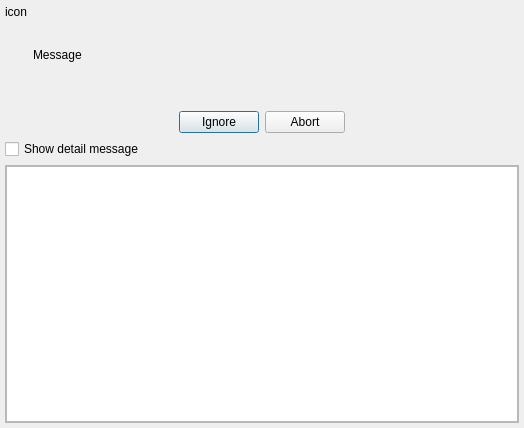
This is App/Ui/MessageDialog.ui in paolodestefani/pySagra as Qt 5 draws it before an edit. The edited form follows.
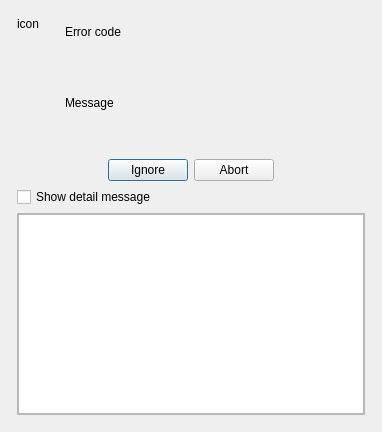
This is the edited form.

Commit message: Work on message dialog, db exceptions and related

The edit to the form file:
```diff
--- a/App/Ui/MessageDialog.ui
+++ b/App/Ui/MessageDialog.ui
@@ -5,40 +5,44 @@
   <property name="windowModality">
    <enum>Qt::WindowModality::ApplicationModal</enum>
   </property>
-  <property name="geometry">
-   <rect>
-    <x>0</x>
-    <y>0</y>
-    <width>535</width>
-    <height>455</height>
-   </rect>
-  </property>
   <property name="windowTitle">
    <string>Dialog</string>
   </property>
   <property name="sizeGripEnabled">
    <bool>false</bool>
   </property>
-  <layout class="QVBoxLayout" name="verticalLayout_4">
+  <layout class="QVBoxLayout" name="verticalLayout_5">
    <property name="sizeConstraint">
     <enum>QLayout::SizeConstraint::SetFixedSize</enum>
    </property>
    <property name="leftMargin">
-    <number>5</number>
+    <number>12</number>
    </property>
    <property name="topMargin">
-    <number>5</number>
+    <number>12</number>
    </property>
    <property name="rightMargin">
-    <number>5</number>
+    <number>12</number>
    </property>
    <property name="bottomMargin">
-    <number>5</number>
+    <number>12</number>
    </property>
    <item>
-    <layout class="QVBoxLayout" name="mainVerticalLayout" stretch="0,0,0,0">
+    <layout class="QVBoxLayout" name="verticalLayoutMain">
      <property name="sizeConstraint">
-      <enum>QLayout::SizeConstraint::SetNoConstraint</enum>
+      <enum>QLayout::SizeConstraint::SetFixedSize</enum>
+     </property>
+     <property name="leftMargin">
+      <number>5</number>
+     </property>
+     <property name="topMargin">
+      <number>5</number>
+     </property>
+     <property name="rightMargin">
+      <number>5</number>
+     </property>
+     <property name="bottomMargin">
+      <number>5</number>
      </property>
      <item>
       <layout class="QHBoxLayout" name="horizontalLayout" stretch="0,1">
@@ -67,10 +71,40 @@
         </layout>
        </item>
        <item>
+        <layout class="QVBoxLayout" name="verticalLayout_3" stretch="0,1">
+         <property name="leftMargin">
+          <number>20</number>
+         </property>
+         <item>
+          <widget class="QLabel" name="labelErrorCode">
+           <property name="minimumSize">
+            <size>
+             <width>300</width>
+             <height>30</height>
+            </size>
+           </property>
+           <property name="maximumSize">
+            <size>
+             <width>16777215</width>
+             <height>30</height>
+            </size>
+           </property>
+           <property name="text">
+            <string>Error code</string>
+           </property>
+          </widget>
+         </item>
+         <item>
         <widget class="QLabel" name="labelMessage">
          <property name="minimumSize">
           <size>
-           <width>300</width>
+             <width>0</width>
+             <height>100</height>
+            </size>
+           </property>
+           <property name="maximumSize">
+            <size>
+             <width>16777215</width>
            <height>100</height>
           </size>
          </property>
@@ -84,6 +118,8 @@
        </item>
       </layout>
      </item>
+      </layout>
+     </item>
      <item>
       <widget class="QDialogButtonBox" name="buttonBox">
        <property name="orientation">
@@ -135,10 +171,13 @@
          <widget class="QTextEdit" name="textEditDetailMessage">
           <property name="minimumSize">
            <size>
-            <width>512</width>
-            <height>256</height>
+            <width>300</width>
+            <height>200</height>
            </size>
           </property>
+          <property name="lineWrapMode">
+           <enum>QTextEdit::LineWrapMode::WidgetWidth</enum>
+          </property>
           <property name="readOnly">
            <bool>true</bool>
           </property>
```
Lines whose indentation alone changed are shown as unchanged. The commit also changes 66 other files.
